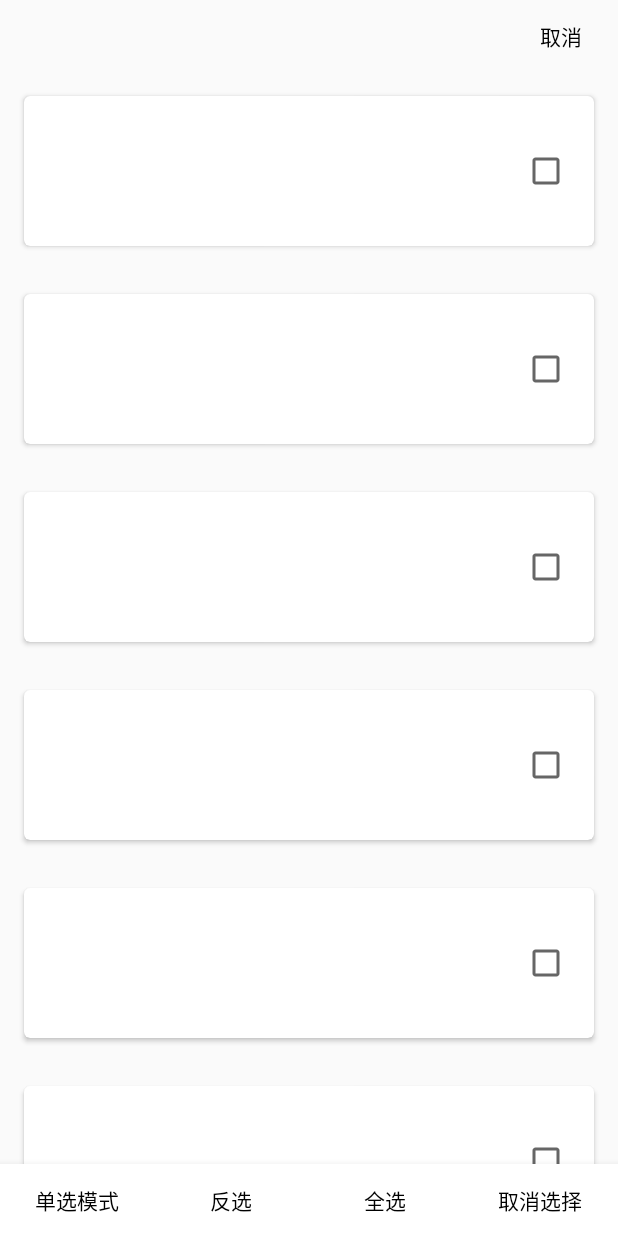
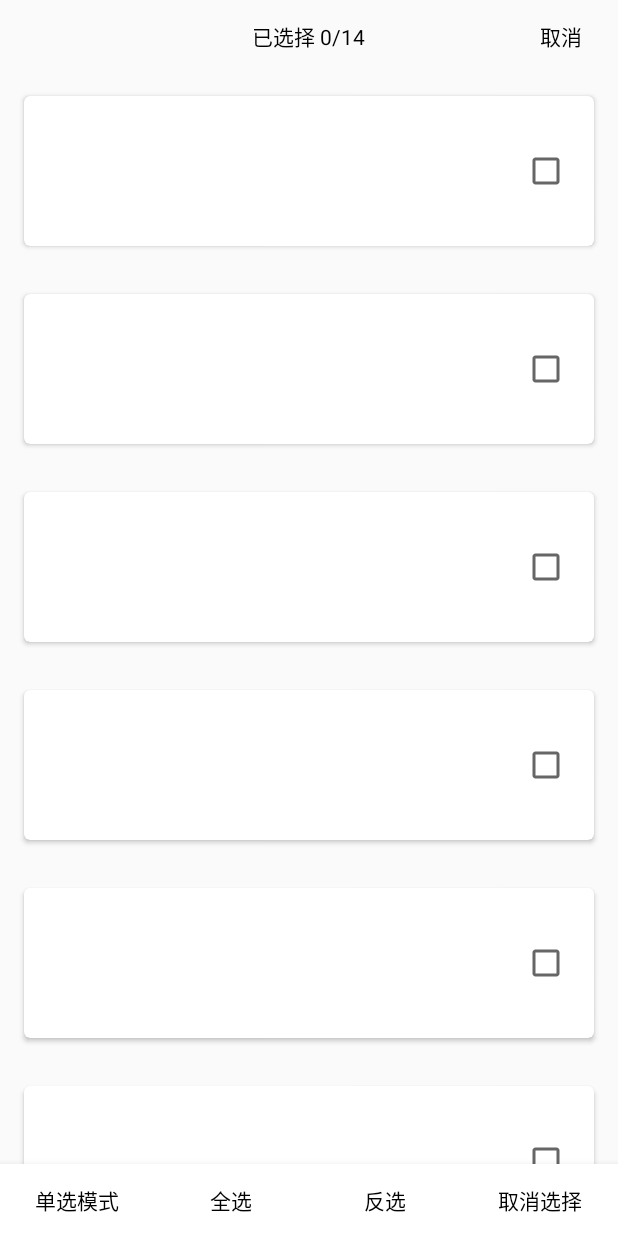
Before and after one commit to liangjingkanji/BRV, an Android app: the fragment CheckModeFragment shown on its own in the app's theme, after a tap on "管理", on a phone screen of 412 x 824 dp. Run offline under Robolectric (Android 15) with nearby library versions, the phone set to English and light mode, and no system bars; our stand-ins replace data binding; libraries missing offline, so code that uses them is left out: com.jakewharton.rxbinding3; 2 statements that could not run were skipped.

Commit message:
+ 多类型 和 选择模式 示例代码

```diff
--- a/smaple/src/main/java/com/drake/brv/sample/MyApplication.kt
+++ b/smaple/src/main/java/com/drake/brv/sample/MyApplication.kt
@@ -8,11 +8,12 @@
 package com.drake.brv.sample
 
 import android.app.Application
+import com.drake.brv.BindingAdapter
 
 class MyApplication : Application() {
 
     override fun onCreate() {
         super.onCreate()
-//        bindingAdapter.modelId = BR.m
+        BindingAdapter.modelId = BR.m
     }
 }
--- a/smaple/src/main/java/com/drake/brv/sample/fragment/CheckModeFragment.kt
+++ b/smaple/src/main/java/com/drake/brv/sample/fragment/CheckModeFragment.kt
@@ -36,6 +36,7 @@ class CheckModeFragment : Fragment() {
         super.onActivityCreated(savedInstanceState)
 
         rv_check_mode.linear().setup {
+
             addType<CheckModel>(R.layout.item_check_mode)
 
             onLongClick(R.id.item) {
@@ -43,10 +44,26 @@ class CheckModeFragment : Fragment() {
                 setChecked(adapterPosition, true)
             }
 
+            onClick(R.id.cb, R.id.item) {
+                if (!toggleMode && it == R.id.item) {
+                    return@onClick
+                }
+                var checked = (getModel() as CheckModel).checked
+                if (it == R.id.item) checked = !checked
+                setChecked(adapterPosition, checked)
+            }
+
             onCheckedChange { itemType, position, isChecked, isAllChecked ->
                 val model = getModel<CheckModel>(position)
-                model?.checked = true
+                model?.checked = isChecked
                 model?.notifyChange()
+                tv_checked_count.text = "已选择 ${checkedCount}/${modelCount}"
+
+                tv_all_checked.isChecked = isAllChecked
+
+                if (!isAllChecked) {
+                    tv_all_checked.isEnabled = true
+                }
             }
 
             onToggle { itemType, position, toggleMode ->
@@ -58,6 +75,9 @@ class CheckModeFragment : Fragment() {
             onToggleEnd {
                 tv_manage.text = if (it) "取消" else "管理"
                 ll_menu.visibility = if (it) View.VISIBLE else View.GONE
+                tv_checked_count.visibility = if (it) View.VISIBLE else View.GONE
+                tv_checked_count.text = "已选择 ${checkedCount}/${modelCount}"
+                if (!it) checkedAll(false)
             }
 
         }.models = listOf(
@@ -95,6 +115,7 @@ class CheckModeFragment : Fragment() {
         // 全选
         tv_all_checked.setOnClickListener {
             adapter.checkedAll()
+            it.isEnabled = false
         }
 
         // 取消选择
@@ -102,6 +123,7 @@ class CheckModeFragment : Fragment() {
             adapter.checkedAll(false)
         }
 
+        // 切换选择模式
         tv_manage.setOnClickListener {
             adapter.toggle()
         }
--- a/smaple/src/main/java/com/drake/brv/sample/model/CheckModel.kt
+++ b/smaple/src/main/java/com/drake/brv/sample/model/CheckModel.kt
@@ -11,6 +11,4 @@ import androidx.databinding.BaseObservable
 import com.drake.brv.model.ItemModel
 
 data class CheckModel(var checked: Boolean = false, var visibility: Boolean = false) :
-    BaseObservable(), ItemModel {
-
-}
+    BaseObservable(), ItemModel
--- /dev/null
+++ b/smaple/src/main/res/drawable/btn_checked.xml
@@ -0,0 +1,11 @@
+<?xml version="1.0" encoding="utf-8"?><!--
+  ~ Copyright (C) 2018, Umbrella CompanyLimited All rights reserved.
+  ~ Project：BRV
+  ~ Author：Nathan
+  ~ Date：9/6/19 11:03 AM
+  -->
+
+<selector xmlns:android="http://schemas.android.com/apk/res/android">
+    <item android:drawable="@color/colorAccent" android:state_checked="true" />
+    <item android:drawable="@color/white" />
+</selector>
--- /dev/null
+++ b/smaple/src/main/res/drawable/btn_checked_text.xml
@@ -0,0 +1,11 @@
+<?xml version="1.0" encoding="utf-8"?><!--
+  ~ Copyright (C) 2018, Umbrella CompanyLimited All rights reserved.
+  ~ Project：BRV
+  ~ Author：Nathan
+  ~ Date：9/6/19 11:06 AM
+  -->
+
+<selector xmlns:android="http://schemas.android.com/apk/res/android">
+    <item android:color="@color/white" android:state_checked="true" />
+    <item android:color="@color/black" />
+</selector>
--- a/smaple/src/main/res/layout/fragment_check_mode.xml
+++ b/smaple/src/main/res/layout/fragment_check_mode.xml
@@ -23,7 +23,7 @@
             android:layout_height="48dp">
 
             <TextView
-                android:id="@+id/tv_checked"
+                android:id="@+id/tv_checked_count"
                 android:layout_width="wrap_content"
                 android:layout_height="wrap_content"
                 android:layout_gravity="center"
@@ -61,37 +61,47 @@
         android:background="@color/white"
         android:elevation="8dp"
         android:orientation="horizontal"
-        android:visibility="visible">
+        android:visibility="gone">
 
-        <TextView
+        <CheckBox
             android:id="@+id/tv_single_mode"
             android:layout_width="0dp"
             android:layout_height="48dp"
             android:layout_weight="1"
+            android:background="@drawable/btn_checked"
+            android:button="@null"
+            android:foreground="?selectableItemBackground"
             android:gravity="center"
+            android:textColor="@drawable/btn_checked_text"
             android:text="单选模式" />
 
+
+        <CheckBox
+            android:background="@drawable/btn_checked"
+            android:id="@+id/tv_all_checked"
+            android:layout_width="0dp"
+            android:layout_height="48dp"
+            android:layout_weight="1"
+            android:button="@null"
+            android:foreground="?selectableItemBackgroundBorderless"
+            android:textColor="@drawable/btn_checked_text"
+            android:gravity="center"
+            android:text="全选" />
 
         <TextView
             android:id="@+id/tv_reverse_checked"
             android:layout_width="0dp"
             android:layout_height="48dp"
             android:layout_weight="1"
+            android:foreground="?selectableItemBackgroundBorderless"
             android:gravity="center"
             android:text="反选" />
-
-        <TextView
-            android:id="@+id/tv_all_checked"
-            android:layout_width="0dp"
-            android:layout_height="48dp"
-            android:layout_weight="1"
-            android:gravity="center"
-            android:text="全选" />
 
         <TextView
             android:id="@+id/tv_cancel_checked"
             android:layout_width="0dp"
             android:layout_height="48dp"
+            android:foreground="?selectableItemBackgroundBorderless"
             android:layout_weight="1"
             android:gravity="center"
             android:text="取消选择" />
--- a/smaple/src/main/res/layout/item_check_mode.xml
+++ b/smaple/src/main/res/layout/item_check_mode.xml
@@ -1,5 +1,4 @@
-<?xml version="1.0" encoding="utf-8"?>
-<!--
+<?xml version="1.0" encoding="utf-8"?><!--
   ~ Copyright (C) 2018, Umbrella CompanyLimited All rights reserved.
   ~ Project：BRV
   ~ Author：Nathan
@@ -9,13 +8,13 @@
 <layout xmlns:android="http://schemas.android.com/apk/res/android"
     xmlns:app="http://schemas.android.com/apk/res-auto">
 
-
     <FrameLayout
         android:layout_width="match_parent"
         android:layout_height="wrap_content">
 
         <androidx.cardview.widget.CardView
             android:id="@+id/item"
+            android:foreground="?selectableItemBackgroundBorderless"
             android:layout_width="match_parent"
             android:layout_height="100dp"
             android:layout_margin="16dp"
@@ -49,6 +48,7 @@
             name="m"
             type="com.drake.brv.sample.model.CheckModel" />
 
+    </data>
 
-    </data>
+
 </layout>
--- a/smaple/src/main/res/layout/layout_content.xml
+++ b/smaple/src/main/res/layout/layout_content.xml
@@ -23,7 +23,7 @@
         android:id="@+id/fragment_nav"
         android:name="androidx.navigation.fragment.NavHostFragment"
         app:navGraph="@navigation/main"
-        app:defaultNavHost="true"
+        app:defaultNavHost="false"
         android:layout_height="match_parent"/>
 
 </LinearLayout>
--- a/smaple/src/main/res/values/colors.xml
+++ b/smaple/src/main/res/values/colors.xml
@@ -9,6 +9,7 @@
 <resources>
     <color name="colorPrimary">#2FA8E6</color>
     <color name="colorPrimaryDark">#2FA8E6</color>
-    <color name="colorAccent">#D81B60</color>
+    <color name="colorAccent">#F44336</color>
+    <color name="black">#000000</color>
     <color name="white">#FFFFFF</color>
 </resources>
```
Also changed, not shown: brv/src/main/java/com/drake/brv/BindingAdapter.kt (+18 -15 lines).
